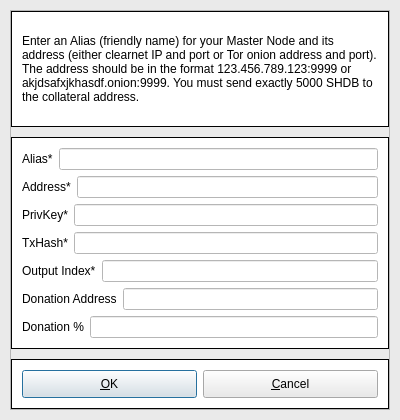
shardbit-project/shardbit, file src/qt/forms/addeditadrenalinenode.ui: the form before one commit.
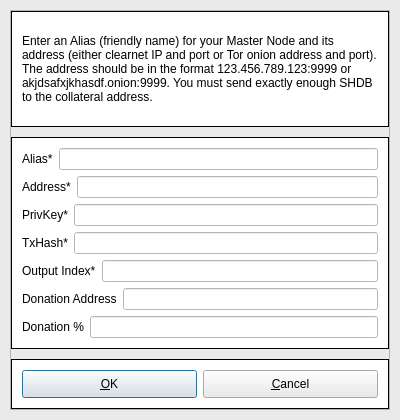
The form after the commit.

```diff
--- a/src/qt/forms/addeditadrenalinenode.ui
+++ b/src/qt/forms/addeditadrenalinenode.ui
@@ -94,7 +94,7 @@
               <string notr="true">background-color: #fff</string>
              </property>
              <property name="text">
-              <string>&lt;html&gt;&lt;head/&gt;&lt;body&gt;&lt;p&gt;Enter an Alias (friendly name) for your Master Node and its address (either clearnet IP and port or Tor onion address and port). The address should be in the format 123.456.789.123:9999 or akjdsafxjkhasdf.onion:9999. You must send exactly 5000 SHDB to the collateral address.&lt;/p&gt;&lt;/body&gt;&lt;/html&gt;</string>
+              <string>&lt;html&gt;&lt;head/&gt;&lt;body&gt;&lt;p&gt;Enter an Alias (friendly name) for your Master Node and its address (either clearnet IP and port or Tor onion address and port). The address should be in the format 123.456.789.123:9999 or akjdsafxjkhasdf.onion:9999. You must send exactly enough SHDB to the collateral address.&lt;/p&gt;&lt;/body&gt;&lt;/html&gt;</string>
              </property>
              <property name="wordWrap">
               <bool>true</bool>
```
